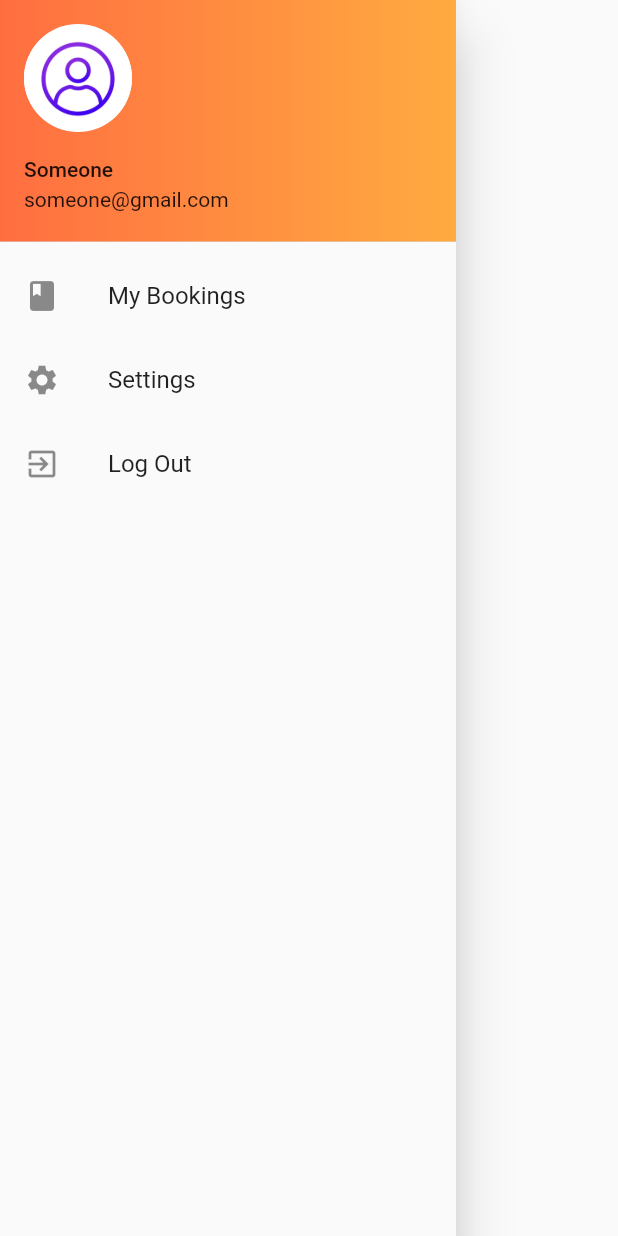
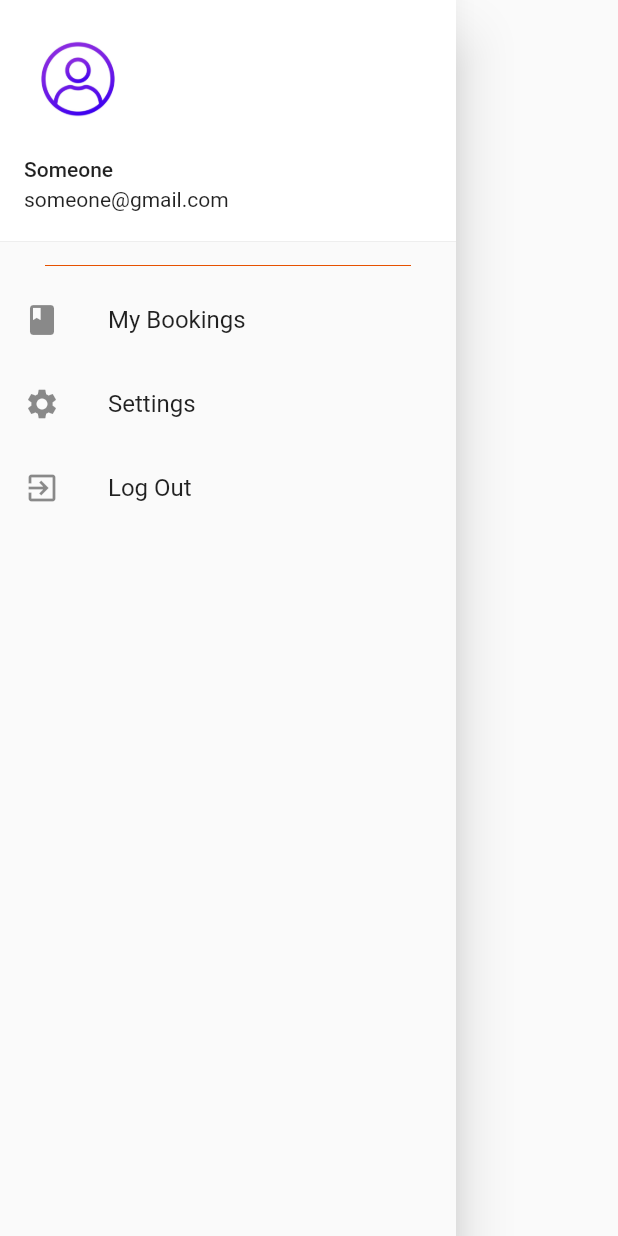
Before and after one commit to Rutbamir/Smart_transit, a Flutter app: the MyDrawer widget shown alone on an empty page, opened directly, on a phone screen of 412 x 824 dp. Run offline on Flutter 3.47's test engine with Material 2 defaults, Android fonts, the phone set to English and light mode, and no system bars; our stand-ins replace geolocator, google_maps_flutter, simple_animations.

Commit message:
minor changes

```diff
--- a/lib/widgets/drawer.dart
+++ b/lib/widgets/drawer.dart
@@ -8,7 +8,9 @@ class MyDrawer extends StatelessWidget {
         child: ListView(
       children: <Widget>[
         UserAccountsDrawerHeader(
-          decoration: kgradientDecoration,
+          decoration: BoxDecoration(
+            color: Colors.white,
+          ),
           accountName: Text('Someone'),
           accountEmail: Text('someone@gmail.com'),
           currentAccountPicture: CircleAvatar(
@@ -17,6 +19,11 @@ class MyDrawer extends StatelessWidget {
               child: Image.asset('assets/user.jpg'),
             ),
           ),
+        ),
+        Divider(
+          color: Colors.orange[900],
+          indent: 30.0,
+          endIndent: 30.0,
         ),
         ListTile(
             title: Text("My Bookings"),
```
Also changed, not shown: lib/screens/home_screen.dart (+3 -9 lines).
